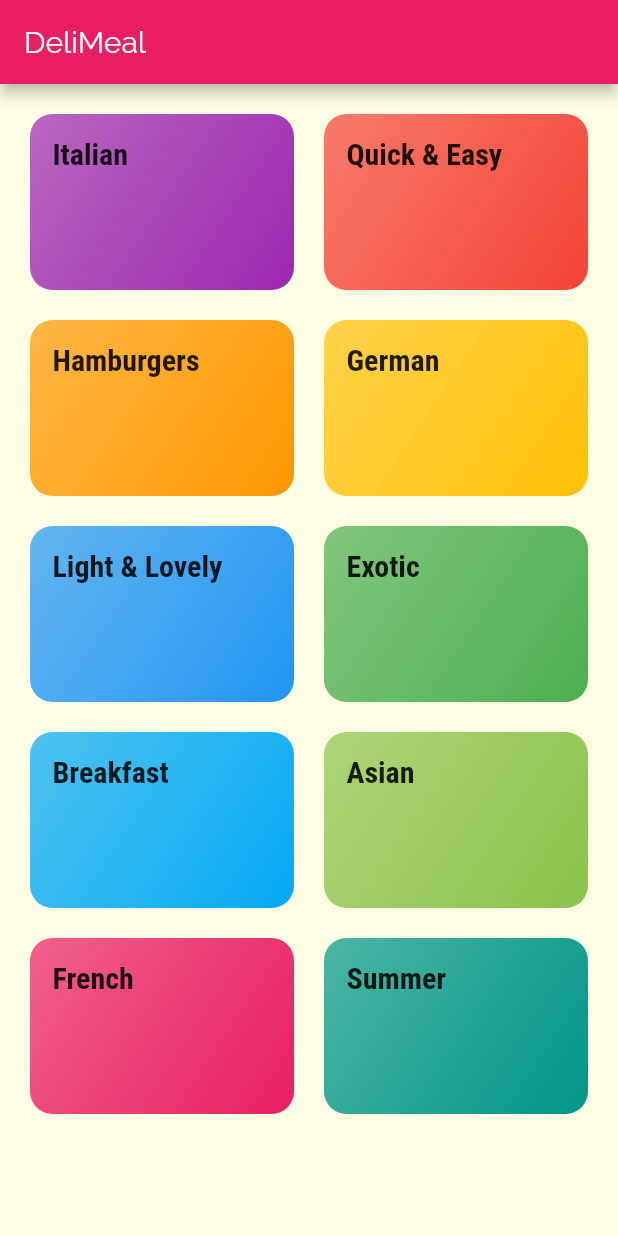
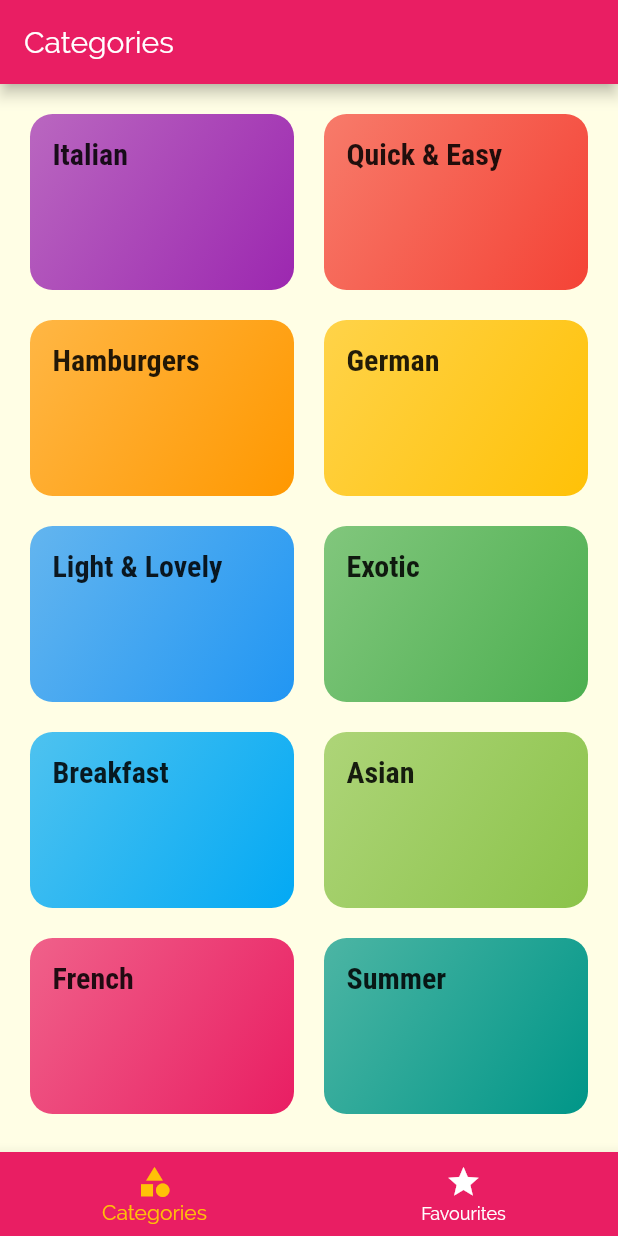
Before and after one commit to osaid3/mealsApp, a Flutter app: the screen it shows after launch, on a phone screen of 412 x 824 dp. Run offline on Flutter 3.47's test engine with Material 2 defaults, Android fonts, the phone set to English and light mode, and no system bars.

```diff
--- a/lib/main.dart
+++ b/lib/main.dart
@@ -2,7 +2,7 @@ import 'package:flutter/material.dart';
 import 'package:meals_app/screens/categories_screen.dart';
 import 'package:meals_app/screens/category_meals_screen.dart';
 import 'package:meals_app/screens/meal_detail_screen.dart';
-
+import 'screens/tabs_screen.dart';
 void main() {
   runApp(MyApp());
 }
@@ -31,7 +31,7 @@ class MyApp extends StatelessWidget {
       ),
       initialRoute: '/',
       routes: {
-        '/': (ctx) => CategoriesScreen(),
+        '/': (ctx) => TabsScreen(),
         CategoryMealsScreen.routeName: (ctx) => CategoryMealsScreen(),
         MealDetailScreen.routeName: (ctx) => MealDetailScreen(),
       },
--- a/lib/screens/categories_screen.dart
+++ b/lib/screens/categories_screen.dart
@@ -5,11 +5,7 @@ import '../widgets/category_item.dart';
 class CategoriesScreen extends StatelessWidget {
   @override
   Widget build(BuildContext context) {
-    return Scaffold(
-      appBar: AppBar(
-        title: const Text("DeliMeal"),
-      ),
-      body: GridView(
+    return  GridView(
         padding: const EdgeInsets.all(20),
         gridDelegate: SliverGridDelegateWithMaxCrossAxisExtent(
             maxCrossAxisExtent: 200,
@@ -19,7 +15,6 @@ class CategoriesScreen extends StatelessWidget {
         children: DUMMY_CATEGORIES.map((catData) {
           return CategoryItem(catData.id,catData.title, catData.color);
         }).toList(),
-      ),
-    );
+      );
   }
 }
--- /dev/null
+++ b/lib/screens/tabs_screen.dart
@@ -0,0 +1,56 @@
+import 'package:flutter/material.dart';
+import 'package:meals_app/screens/favourites_screen.dart';
+
+import 'categories_screen.dart';
+
+class TabsScreen extends StatefulWidget {
+  const TabsScreen({Key key}) : super(key: key);
+
+  @override
+  _TabsScreenState createState() => _TabsScreenState();
+}
+
+class _TabsScreenState extends State<TabsScreen> {
+  final List<Map<String, Object>> _pages = [
+    {
+      'page': CategoriesScreen(),
+      'title': 'Categories',
+    },
+    {
+      'page': FavouritesScreen(),
+      'title': 'Your Favourites',
+    },
+  ];
+  int _selectedPage = 0;
+
+  void _selectPage(int index) {
+    setState(() {
+      _selectedPage = index;
+    });
+  }
+
+  @override
+  Widget build(BuildContext context) {
+    return Scaffold(
+      appBar: AppBar(
+        title: Text(_pages[_selectedPage]['title']),
+      ),
+      body: _pages[_selectedPage]['page'],
+      bottomNavigationBar: BottomNavigationBar(
+        backgroundColor: Theme.of(context).primaryColor,
+        unselectedItemColor: Colors.white,
+        selectedItemColor: Theme.of(context).accentColor,
+        currentIndex: _selectedPage,
+        items: [
+          BottomNavigationBarItem(
+              icon: Icon(Icons.category), label: 'Categories'),
+          BottomNavigationBarItem(
+            icon: Icon(Icons.star),
+            label: 'Favourites',
+          )
+        ],
+        onTap: _selectPage,
+      ),
+    );
+  }
+}
```
Also changed, not shown: lib/screens/favourites_screen.dart (added, +14 -0 lines), lib/screens/meal_detail_screen.dart (+77 -4 lines).
